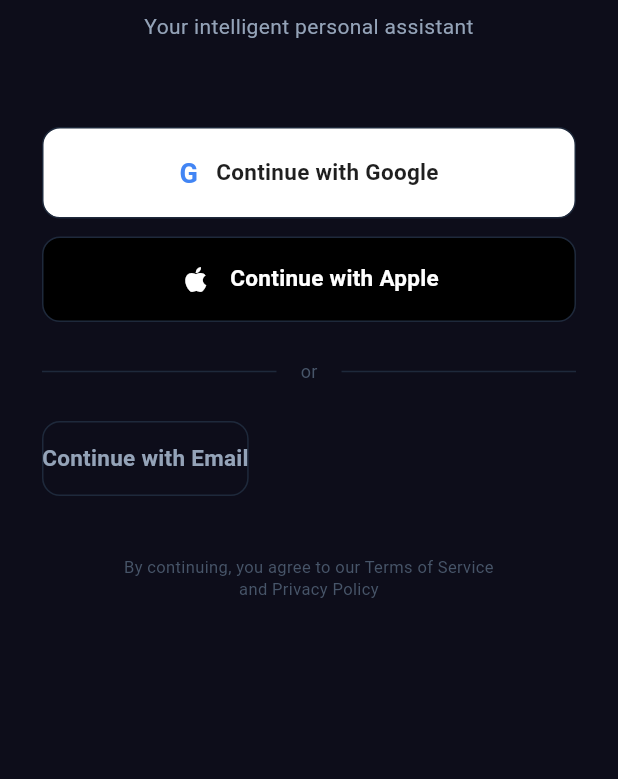
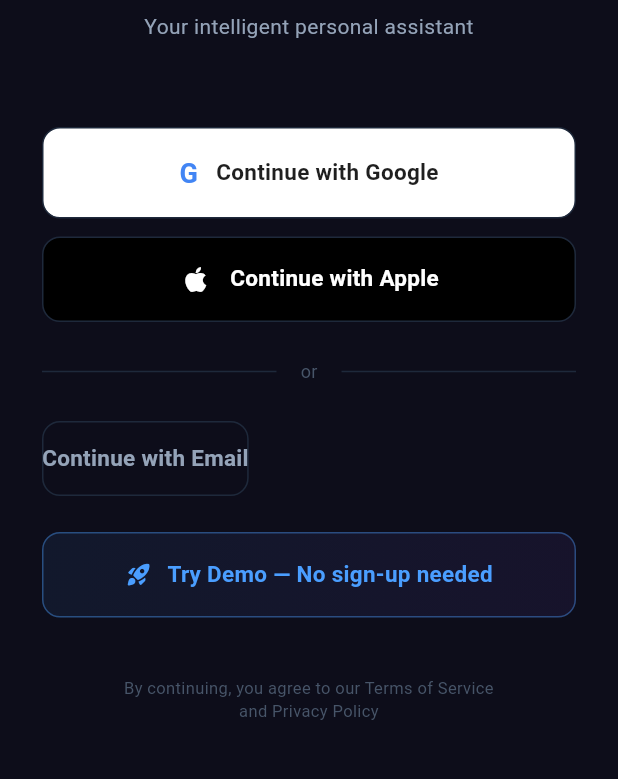
Before and after one commit to vidhihirenbhandari/ARIA, a Flutter app: the screen it shows after launch, on a phone screen of 412 x 824 dp, the part 305-1084 px from its top. Run offline on Flutter 3.47's test engine with Material 3 defaults, Android fonts, the phone set to English and light mode, and no system bars; our stand-ins replace dio, firebase_messaging, flutter_riverpod, flutter_tts, go_router, google_sign_in and 2 more; accounts and stored records are empty.

Commit message:
Add demo login bypass for quick demos without OAuth setup
POST /auth/demo creates a shared demo@aria.app account and returns a JWT.
Flutter login screen gains a "Try Demo" button that calls the endpoint
directly, skipping Google/Apple auth entirely.

https://claude.ai/code/session_01RFN1s99MGXv3D83ccWJSy8

```diff
--- a/mobile/lib/features/auth/presentation/screens/login_screen.dart
+++ b/mobile/lib/features/auth/presentation/screens/login_screen.dart
@@ -208,6 +208,50 @@ class _LoginScreenState extends ConsumerState<LoginScreen>
                   duration: const Duration(milliseconds: 300),
                 ),
 
+                const SizedBox(height: 24),
+
+                // Demo mode — no signup needed
+                GestureDetector(
+                  onTap: authState.isLoading
+                      ? null
+                      : () =>
+                          ref.read(authProvider.notifier).signInAsDemo(),
+                  child: Container(
+                    padding: const EdgeInsets.symmetric(vertical: 16),
+                    decoration: BoxDecoration(
+                      borderRadius: BorderRadius.circular(12),
+                      border: Border.all(
+                        color: AppColors.accent.withOpacity(0.4),
+                      ),
+                      gradient: LinearGradient(
+                        colors: [
+                          AppColors.accent.withOpacity(0.08),
+                          AppColors.secondary.withOpacity(0.08),
+                        ],
+                        begin: Alignment.centerLeft,
+                        end: Alignment.centerRight,
+                      ),
+                    ),
+                    child: Row(
+                      mainAxisAlignment: MainAxisAlignment.center,
+                      children: [
+                        Icon(
+                          Icons.rocket_launch_rounded,
+                          color: AppColors.accent,
+                          size: 18,
+                        ),
+                        const SizedBox(width: 10),
+                        Text(
+                          'Try Demo — No sign-up needed',
+                          style: AppTextStyles.button.copyWith(
+                            color: AppColors.accent,
+                          ),
+                        ),
+                      ],
+                    ),
+                  ),
+                ),
+
                 const SizedBox(height: 40),
                 Text(
                   'By continuing, you agree to our Terms of Service\nand Privacy Policy',
```
Also changed, not shown: mobile/lib/features/auth/data/auth_repository.dart (+9 -0 lines), mobile/lib/features/auth/presentation/providers/auth_provider.dart (+10 -0 lines), 1 other file.
